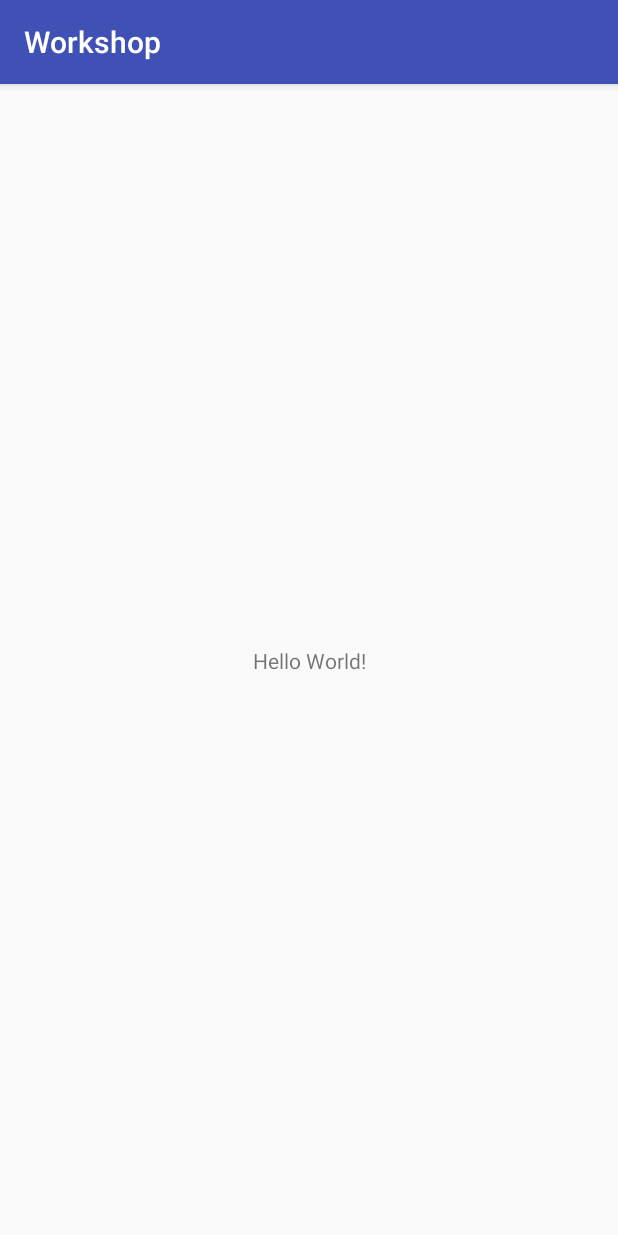
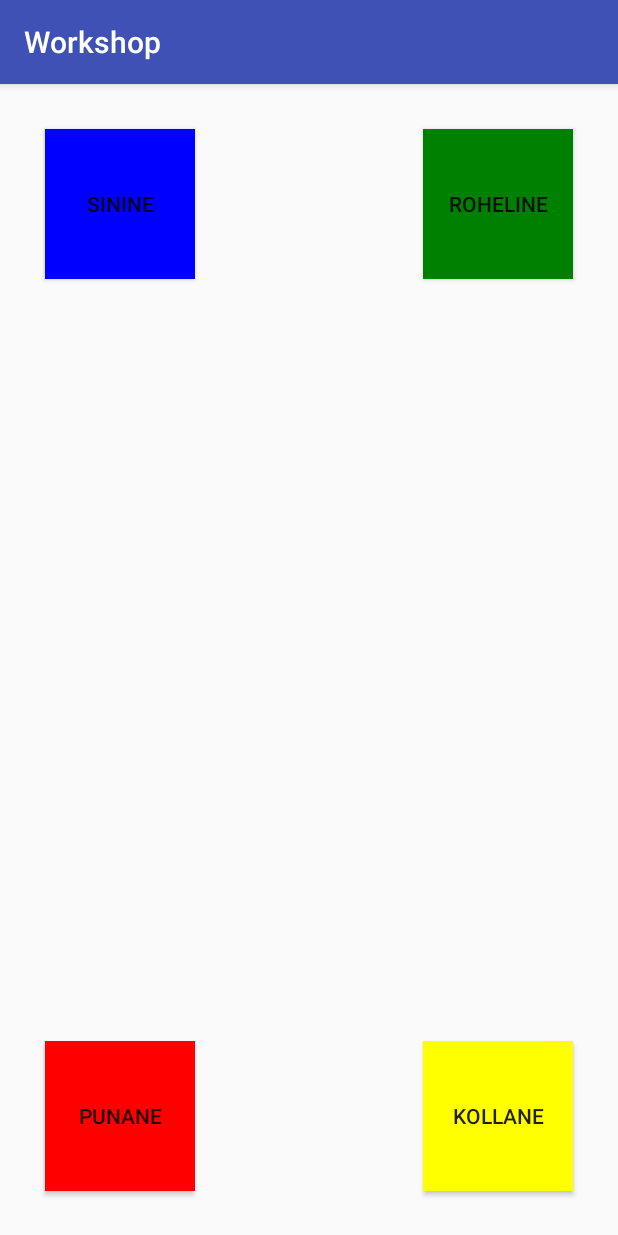
Before and after one commit to DaveKase/workshop, an Android app: the screen it shows after launch (MainActivity), on a phone screen of 412 x 824 dp. Run offline under Robolectric (Android 15) with nearby library versions, the phone set to English and light mode, and no system bars.

Commit message:
Starting with Android app

```diff
--- a/Android/Workshop/app/src/main/java/ee/taavikase/workshop/MainActivity.java
+++ b/Android/Workshop/app/src/main/java/ee/taavikase/workshop/MainActivity.java
@@ -2,6 +2,7 @@ package ee.taavikase.workshop;
 
 import android.support.v7.app.AppCompatActivity;
 import android.os.Bundle;
+import android.view.View;
 
 public class MainActivity extends AppCompatActivity {
 
@@ -10,4 +11,8 @@ public class MainActivity extends AppCompatActivity {
         super.onCreate(savedInstanceState);
         setContentView(R.layout.activity_main);
     }
+
+    public void onClick(View v) {
+
+    }
 }
--- a/Android/Workshop/app/src/main/res/layout/activity_main.xml
+++ b/Android/Workshop/app/src/main/res/layout/activity_main.xml
@@ -1,18 +1,52 @@
 <?xml version="1.0" encoding="utf-8"?>
-<android.support.constraint.ConstraintLayout xmlns:android="http://schemas.android.com/apk/res/android"
-    xmlns:app="http://schemas.android.com/apk/res-auto"
+<RelativeLayout
+    xmlns:android="http://schemas.android.com/apk/res/android"
     xmlns:tools="http://schemas.android.com/tools"
     android:layout_width="match_parent"
     android:layout_height="match_parent"
     tools:context=".MainActivity">
 
-    <TextView
-        android:layout_width="wrap_content"
-        android:layout_height="wrap_content"
-        android:text="Hello World!"
-        app:layout_constraintBottom_toBottomOf="parent"
-        app:layout_constraintLeft_toLeftOf="parent"
-        app:layout_constraintRight_toRightOf="parent"
-        app:layout_constraintTop_toTopOf="parent" />
+    <Button
+        android:id="@+id/blue_btn"
+        android:layout_width="100dp"
+        android:layout_height="100dp"
+        android:layout_alignParentStart="true"
+        android:layout_alignParentTop="true"
+        android:layout_marginStart="30dp"
+        android:layout_marginTop="30dp"
+        android:background="@color/blue"
+        android:onClick="onClick"
+        android:text="@string/blue_text" />
 
-</android.support.constraint.ConstraintLayout>
+    <Button
+        android:id="@+id/green_btn"
+        android:layout_width="100dp"
+        android:layout_height="100dp"
+        android:layout_alignParentEnd="true"
+        android:layout_alignTop="@+id/blue_btn"
+        android:layout_marginEnd="30dp"
+        android:background="@color/green"
+        android:onClick="onClick"
+        android:text="@string/green_text" />
+
+    <Button
+        android:id="@+id/red_btn"
+        android:layout_width="100dp"
+        android:layout_height="100dp"
+        android:layout_alignStart="@+id/blue_btn"
+        android:layout_alignTop="@+id/yellow_btn"
+        android:background="@color/red"
+        android:onClick="onClick"
+        android:text="@string/red_text" />
+
+    <Button
+        android:id="@+id/yellow_btn"
+        android:layout_width="100dp"
+        android:layout_height="100dp"
+        android:layout_alignParentBottom="true"
+        android:layout_alignStart="@+id/green_btn"
+        android:layout_marginBottom="30dp"
+        android:background="@color/yellow"
+        android:onClick="onClick"
+        android:text="@string/yellow_text" />
+</RelativeLayout>
--- a/Android/Workshop/app/src/main/res/values/colors.xml
+++ b/Android/Workshop/app/src/main/res/values/colors.xml
@@ -3,4 +3,9 @@
     <color name="colorPrimary">#3F51B5</color>
     <color name="colorPrimaryDark">#303F9F</color>
     <color name="colorAccent">#FF4081</color>
+
+    <color name="blue">#0000FF</color>
+    <color name="green">#008000</color>
+    <color name="red">#FF0000</color>
+    <color name="yellow">#FFFF00</color>
 </resources>
--- a/Android/Workshop/app/src/main/res/values/strings.xml
+++ b/Android/Workshop/app/src/main/res/values/strings.xml
@@ -1,3 +1,9 @@
 <resources>
     <string name="app_name">Workshop</string>
+
+    <string name="blue_text">Sinine</string>
+    <string name="green_text">Roheline</string>
+    <string name="red_text">Punane</string>
+    <string name="yellow_text">Kollane</string>
+
 </resources>
```
